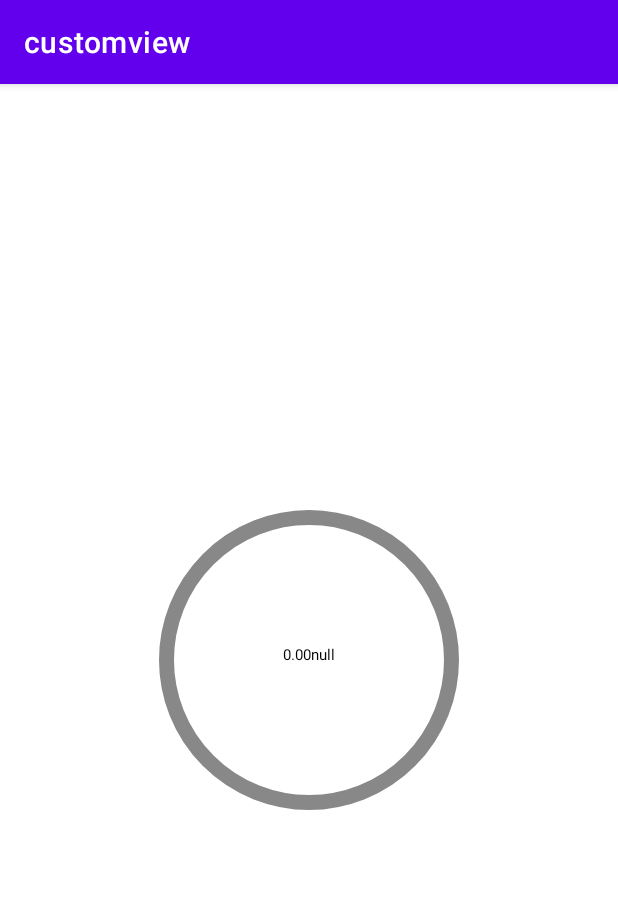
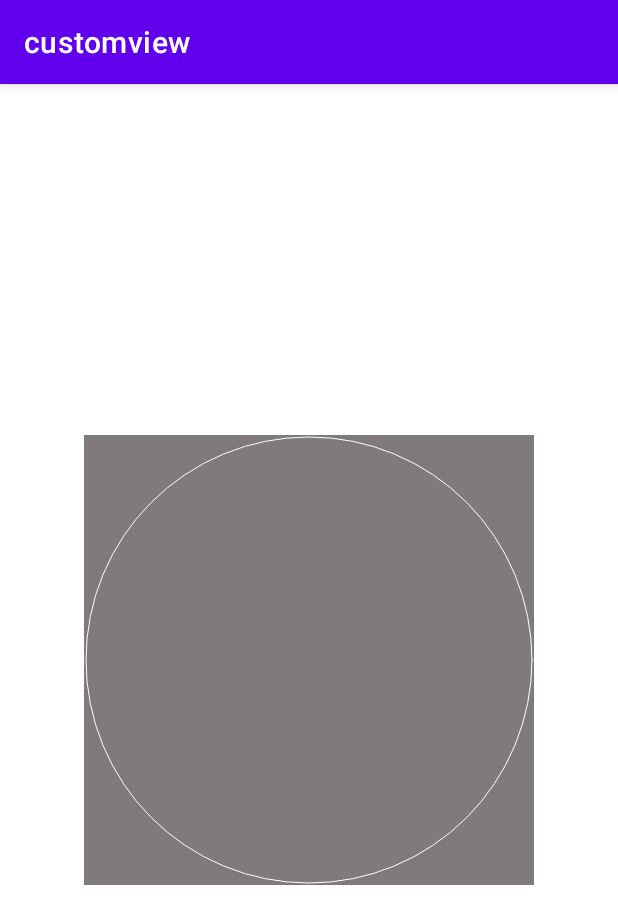
Before and after one commit to xiayutianxiang/Eyepetizer, an Android app: the screen it shows after launch (MainActivity), on a phone screen of 412 x 824 dp. Shown: the top 924 px of the screen. Run offline under Robolectric (Android 15) with nearby library versions, the phone set to English and light mode, and no system bars; Roboto replaces fonts that are not available here.

Commit message:
commit:添加自定义progress view

```diff
--- /dev/null
+++ b/customview/src/main/java/com/pax/customview/TemperatureView.kt
@@ -0,0 +1,143 @@
+package com.pax.customview
+
+import android.content.Context
+import android.graphics.*
+import android.util.AttributeSet
+import android.view.View
+import kotlin.properties.Delegates
+
+class TemperatureView : View {
+
+    private var centerPosition: Point = Point()
+    private val mRecf = RectF()     //边界矩形
+    private var radius by Delegates.notNull<Float>()  //半径
+    private lateinit var mDegreeCirPaint: Paint
+
+    private var isAnim = false
+    private var mDigit = 0
+    private var mBgCirColor //颜色
+            = 0
+    private var mBgCirWidth //圆环背景宽度
+            = 0f
+    private var mCirColor = 0
+    private var mCirWidth //表示进度的圆环
+            = 0f
+    private var mAnimTime //动画时长，最长1000ms
+            = 0
+    private var mValue: String? = null
+    private var mMaxValue = 0f
+    private var mStartAngle //起始角度
+            = 0f
+    private var mSweepAngle //滑过的角度
+            = 0f
+    private var mValueSize = 0f
+    private var mValueColor = 0
+    private var mHint: String? = null
+    private var mHintSize = 0f
+    private var mHintColor = 0
+    private var mUnit: String? = null
+    private var mShadowColor = 0
+    private var mShadowIsShow = false
+    private var mShadowSize = 0f
+    private var isGradient //颜色渐变
+            = false
+    private var mGradientColor = 0
+    private var mGradientColors = intArrayOf(Color.RED, Color.GRAY, Color.BLUE)
+    private val mSweepGradient: SweepGradient? = null
+
+    constructor(context: Context?) : this(context, null)
+    constructor(context: Context?, attrs: AttributeSet?) : this(context, attrs, 0)
+    constructor(context: Context?, attrs: AttributeSet?, defStyleAttr: Int) : super(
+        context,
+        attrs,
+        defStyleAttr
+    ) {
+        initAttrs(context, attrs)
+        initPaint()
+    }
+
+    private fun initAttrs(context: Context?, attrs: AttributeSet?) {
+        //获取到自定义属性
+        val typedArray = context!!.obtainStyledAttributes(attrs, R.styleable.TemperatureView)
+
+        isAnim = typedArray.getBoolean(R.styleable.TemperatureView_isanim, true)
+        mDigit = typedArray.getInt(R.styleable.TemperatureView_digit, 2)
+        mBgCirColor = typedArray.getColor(R.styleable.TemperatureView_mBgCirColor, Color.GRAY)
+        mBgCirWidth = typedArray.getDimension(R.styleable.TemperatureView_mBgCirWidth, 15f)
+        mCirColor = typedArray.getColor(R.styleable.TemperatureView_mCirColor, Color.YELLOW)
+        mCirWidth = typedArray.getDimension(R.styleable.TemperatureView_mCirWidth, 15f)
+        mAnimTime = typedArray.getInt(R.styleable.TemperatureView_animTime, 1000)
+        mValue = typedArray.getString(R.styleable.TemperatureView_value)
+        mMaxValue = typedArray.getFloat(R.styleable.TemperatureView_maxvalue, 100f)
+        mStartAngle = typedArray.getFloat(R.styleable.TemperatureView_startAngle, 270f)
+        mSweepAngle = typedArray.getFloat(R.styleable.TemperatureView_sweepAngle, 360f)
+        mValueSize = typedArray.getDimension(R.styleable.TemperatureView_valueSize, 15f)
+        mValueColor = typedArray.getColor(R.styleable.TemperatureView_valueColor, Color.BLACK)
+        mHint = typedArray.getString(R.styleable.TemperatureView_hint)
+        mHintSize = typedArray.getDimension(R.styleable.TemperatureView_hintSize, 15f)
+        mHintColor = typedArray.getColor(R.styleable.TemperatureView_hintColor, Color.GRAY)
+        mUnit = typedArray.getString(R.styleable.TemperatureView_unit)
+        mShadowColor = typedArray.getColor(R.styleable.TemperatureView_shadowColor, Color.BLACK)
+        mShadowIsShow = typedArray.getBoolean(R.styleable.TemperatureView_shadowShow, false)
+        mShadowSize = typedArray.getFloat(R.styleable.TemperatureView_shadowSize, 8f)
+        isGradient = typedArray.getBoolean(R.styleable.TemperatureView_isGradient, false)
+        mGradientColor = typedArray.getResourceId(R.styleable.TemperatureView_gradient, 0)
+        if (mGradientColor != 0) {
+            mGradientColors = context.resources.getIntArray(mGradientColor)
+        }
+        typedArray.recycle()
+    }
+
+    //初始化画笔
+    private fun initPaint() {
+        mDegreeCirPaint = Paint()
+        mDegreeCirPaint.color = Color.WHITE
+        mDegreeCirPaint.style = Paint.Style.STROKE
+        mDegreeCirPaint.strokeCap = Paint.Cap.ROUND
+    }
+
+    override fun onMeasure(widthMeasureSpec: Int, heightMeasureSpec: Int) {
+
+        //获取控件的宽高
+        val widthMode = MeasureSpec.getMode(widthMeasureSpec)
+        var newWidthMeasureSpec = widthMeasureSpec
+
+        //如果没有设置宽度，就设置默认宽度
+        if (widthMode != MeasureSpec.EXACTLY) {
+            newWidthMeasureSpec = MeasureSpec.makeMeasureSpec(400, MeasureSpec.EXACTLY)
+        }
+
+        //获取最新的宽度
+        val width = MeasureSpec.getSize(newWidthMeasureSpec) - paddingLeft - paddingRight
+
+        //求圆心位置
+        centerPosition.x = width / 2
+        centerPosition.y = width / 2
+        radius = width / 2f
+        mRecf.set(0f, 0f, width.toFloat(), width.toFloat())
+
+        super.onMeasure(
+            MeasureSpec.makeMeasureSpec(width, MeasureSpec.EXACTLY),
+            MeasureSpec.makeMeasureSpec(width, MeasureSpec.EXACTLY)
+        )
+    }
+
+    override fun onDraw(canvas: Canvas) {
+        super.onDraw(canvas)
+
+        //先画一个圆环
+        canvas.drawArc(
+            mRecf.left + 2f,
+            mRecf.top + 2f,
+            mRecf.right - 2f,
+            mRecf.bottom - 2f,
+            mStartAngle,
+            mSweepAngle,
+            false,
+            mDegreeCirPaint
+        )
+
+        //移动到中心点开始绘制
+        canvas.translate(radius, radius)
+    }
+}
--- a/customview/src/main/res/layout/activity_main.xml
+++ b/customview/src/main/res/layout/activity_main.xml
@@ -9,8 +9,14 @@
     tools:context=".MainActivity">
 
     <com.pax.customview.ProgressView
+        android:visibility="gone"
         android:layout_width="200dp"
         android:layout_height="200dp"
         app:mCirColor="@color/teal_200"
         app:mCirWidth="5dp" />
+
+    <com.pax.customview.TemperatureView
+        android:background="@color/gray"
+        android:layout_width="300dp"
+        android:layout_height="wrap_content"/>
 </LinearLayout>
--- a/customview/src/main/res/values/colors.xml
+++ b/customview/src/main/res/values/colors.xml
@@ -7,4 +7,5 @@
     <color name="teal_700">#FF018786</color>
     <color name="black">#FF000000</color>
     <color name="white">#FFFFFFFF</color>
+    <color name="gray">#807A7A</color>
 </resources>
```
